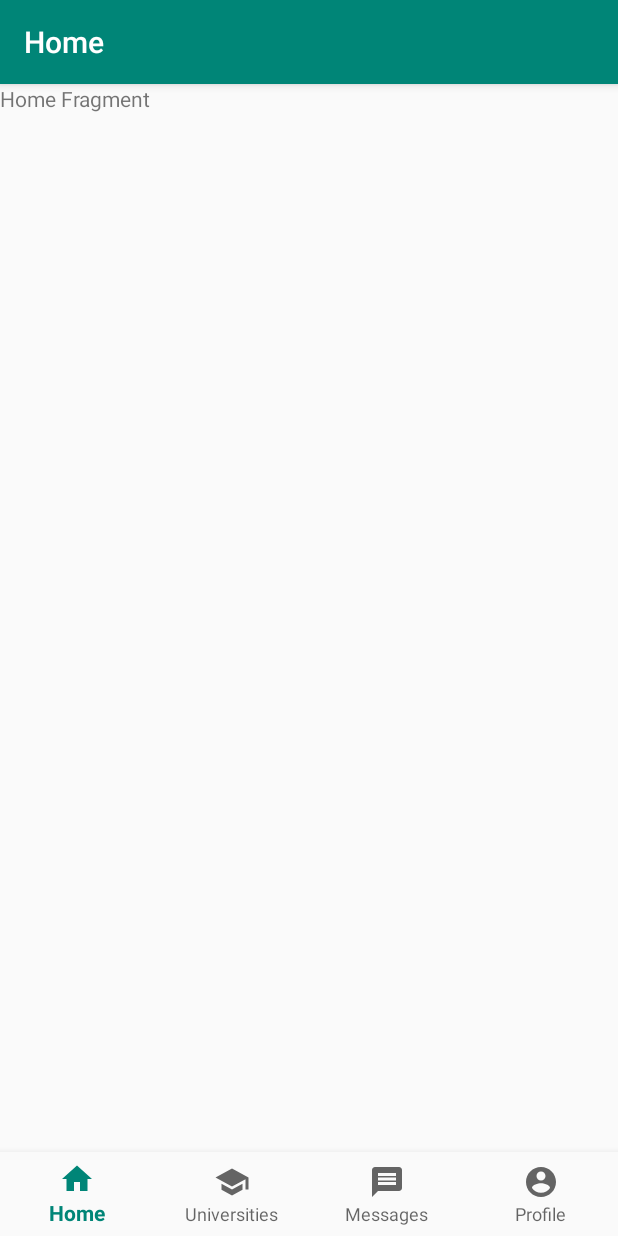
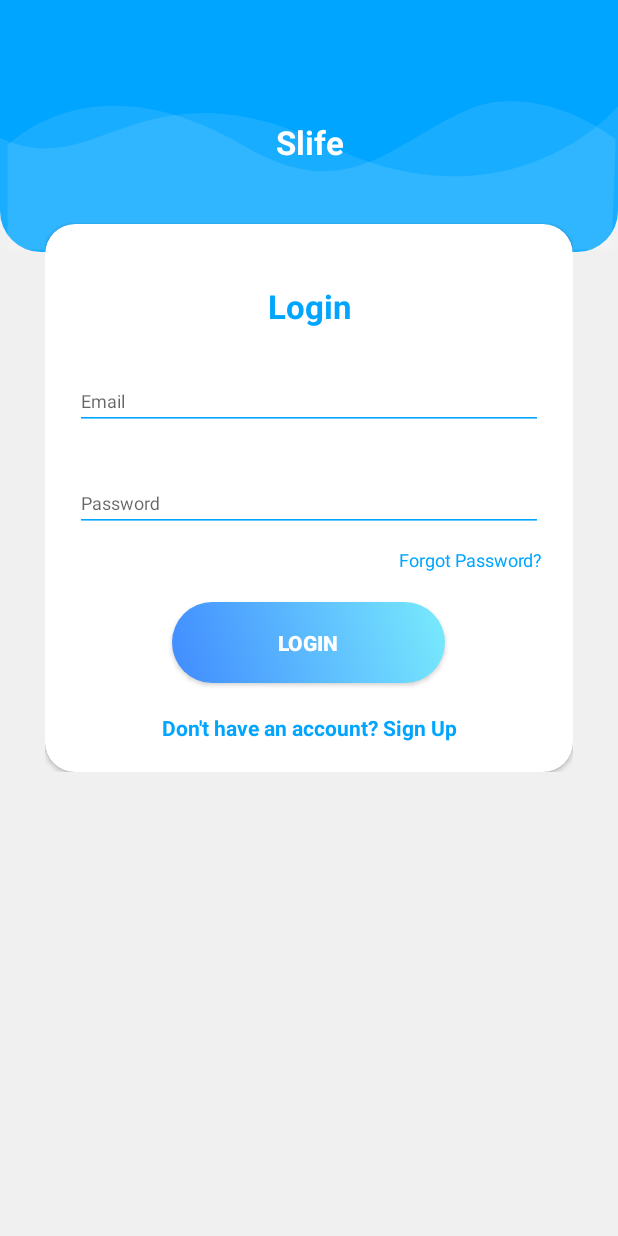
Before and after one commit to nibraaska/Slife, an Android app: the screen it shows after launch (MainActivity before the commit, LoginActivity after it), after a tap on "LOGIN", on a phone screen of 412 x 824 dp. Run offline under Robolectric (Android 15) with nearby library versions, the phone set to English and light mode, and no system bars; our stand-ins replace navigation-ui; 3 other taps on this screen came first.

Commit message:
Finished layouts

```diff
--- a/app/build.gradle
+++ b/app/build.gradle
@@ -29,7 +29,7 @@
     implementation 'androidx.core:core-ktx:1.0.2'
     implementation 'com.google.android.material:material:1.0.0'
     implementation 'androidx.constraintlayout:constraintlayout:1.1.3'
-    implementation 'com.google.firebase:firebase-core:16.0.9'
+    implementation 'com.google.firebase:firebase-core:17.0.0'
     implementation 'androidx.legacy:legacy-support-v4:1.0.0'
     testImplementation 'junit:junit:4.12'
     androidTestImplementation 'androidx.test:runner:1.2.0'
@@ -40,6 +40,8 @@
     implementation 'android.arch.navigation:navigation-fragment:1.0.0'
     implementation 'android.arch.navigation:navigation-ui:1.0.0'
     implementation 'android.arch.navigation:navigation-ui-ktx:1.0.0'
+
+    implementation 'com.android.support:cardview-v7:28.1.0'
 }
 
 apply plugin: 'com.google.gms.google-services'
--- a/app/src/main/AndroidManifest.xml
+++ b/app/src/main/AndroidManifest.xml
@@ -18,6 +18,8 @@
             </intent-filter>
         </activity>
         <activity android:name="com.slife.slife.onboarding.IntroActivity"/>
+        <activity android:name="com.slife.slife.onboarding.RegisterActivity"/>
+        <activity android:name="com.slife.slife.onboarding.LoginActivity"/>
     </application>
 
 </manifest>
--- a/app/src/main/java/com/slife/slife/onboarding/IntroActivity.kt
+++ b/app/src/main/java/com/slife/slife/onboarding/IntroActivity.kt
@@ -1,10 +1,7 @@
 package com.slife.slife.onboarding
 
-import android.content.Context
 import android.content.Intent
 import android.os.Bundle
-import android.os.PersistableBundle
-import android.util.Log
 import android.view.View
 import android.view.Window
 import android.view.WindowManager
@@ -15,12 +12,10 @@
 import androidx.appcompat.app.AppCompatActivity
 import androidx.viewpager.widget.ViewPager
 import com.google.android.material.tabs.TabLayout
-import com.slife.slife.MainActivity
 import com.slife.slife.R
-import java.util.ArrayList
-import kotlin.math.log
+import java.util.*
 
-class IntroActivity: AppCompatActivity() {
+class   IntroActivity: AppCompatActivity() {
 
     private var screenPager: ViewPager? = null
     private lateinit var tabIndicator: TabLayout
@@ -37,16 +32,9 @@
     override fun onCreate(savedInstanceState: Bundle?) {
         super.onCreate(savedInstanceState)
 
-        // Make it full screen
-        requestWindowFeature(Window.FEATURE_NO_TITLE)
-        window.setFlags(
-            WindowManager.LayoutParams.FLAG_FULLSCREEN,
-            WindowManager.LayoutParams.FLAG_FULLSCREEN)
+        setUp()
 
         setContentView(R.layout.activity_intro)
-
-        // Hides action bar
-        supportActionBar!!.hide()
 
         // initializes views
         btnNext = findViewById(R.id.btn_next)
@@ -152,17 +140,15 @@
 
         // login listener
         login.setOnClickListener {
-            val mainActivity = Intent(applicationContext, MainActivity::class.java)
+            val mainActivity = Intent(applicationContext, LoginActivity::class.java)
             startActivity(mainActivity)
-            savePrefsData()
             finish()
         }
 
         // register listener
         register.setOnClickListener {
-            val mainActivity = Intent(applicationContext, MainActivity::class.java)
+            val mainActivity = Intent(applicationContext, RegisterActivity::class.java)
             startActivity(mainActivity)
-            savePrefsData()
             finish()
         }
 
@@ -190,9 +176,14 @@
         first = false
     }
 
-    // Saves so on boarding doesn't happen again
-    private fun savePrefsData() {
-        val pref = applicationContext.getSharedPreferences("myPrefs", Context.MODE_PRIVATE)
-        pref.edit().putBoolean("openedBefore", true).apply()
+    private fun setUp(){
+        // Make it full screen
+        requestWindowFeature(Window.FEATURE_NO_TITLE)
+        window.setFlags(
+            WindowManager.LayoutParams.FLAG_FULLSCREEN,
+            WindowManager.LayoutParams.FLAG_FULLSCREEN)
+
+        // Hides action bar
+        supportActionBar!!.hide()
     }
 }
--- /dev/null
+++ b/app/src/main/java/com/slife/slife/onboarding/LoginActivity.kt
@@ -0,0 +1,53 @@
+package com.slife.slife.onboarding
+
+import android.content.Context
+import android.os.Bundle
+import android.view.View
+import android.view.ViewStub
+import android.view.Window
+import android.view.WindowManager
+import android.widget.Button
+import androidx.appcompat.app.AppCompatActivity
+import com.slife.slife.R
+
+class LoginActivity: AppCompatActivity() {
+
+    private lateinit var Loginbutton: Button
+
+    private lateinit var viewStub: ViewStub
+    private lateinit var inflatedView: View
+
+    override fun onCreate(savedInstanceState: Bundle?) {
+        super.onCreate(savedInstanceState)
+        setUp()
+        setContentView(R.layout.activity_login)
+
+        viewStub = findViewById(R.id.layout_stub)
+        viewStub.layoutResource = R.layout.layout_login
+        inflatedView = viewStub.inflate()
+
+        Loginbutton = inflatedView.findViewById(R.id.cirLoginButton)
+
+        Loginbutton.setOnClickListener {
+            savePrefsData()
+        }
+
+    }
+
+    private fun setUp(){
+        // Make it full screen
+        requestWindowFeature(Window.FEATURE_NO_TITLE)
+        window.setFlags(
+            WindowManager.LayoutParams.FLAG_FULLSCREEN,
+            WindowManager.LayoutParams.FLAG_FULLSCREEN)
+
+        // Hides action bar
+        supportActionBar!!.hide()
+    }
+
+    // Saves so on boarding doesn't happen again
+    private fun savePrefsData() {
+        val pref = applicationContext.getSharedPreferences("myPrefs", Context.MODE_PRIVATE)
+        pref.edit().putBoolean("openedBefore", true).apply()
+    }
+}
--- /dev/null
+++ b/app/src/main/res/drawable-v24/ic_login_bk.xml
@@ -0,0 +1,17 @@
+<vector xmlns:android="http://schemas.android.com/apk/res/android"
+    android:width="425dp"
+    android:height="168dp"
+    android:viewportWidth="425.332"
+    android:viewportHeight="168.0">
+
+    <path
+        android:pathData="M425.33,70.78S352.76,155.62 225.1,96.65 67.19,123.13 0,91.84L0,166.44L425.33,166.44Z"
+        android:fillAlpha="0.1"
+        android:fillColor="#fff"
+        android:strokeAlpha="0.1"/>
+    <path
+        android:pathData="M5.22,97.18s57.02,-59.98 162.55,0c72.29,41.08 101.72,-2.45 155.4,-24.52 24.72,-10.16 64.44,-5.91 100.36,20.21 0.65,1.91 -2.77,75.13 -2.77,75.13L5.22,168Z"
+        android:fillColor="#fff"
+        android:strokeAlpha="0.1"
+        android:fillAlpha="0.1"/>
+</vector>
--- /dev/null
+++ b/app/src/main/res/drawable-v24/login_button_bk.xml
@@ -0,0 +1,17 @@
+<?xml version="1.0" encoding="utf-8"?>
+<shape xmlns:android="http://schemas.android.com/apk/res/android" android:shape="rectangle" >
+    <corners
+        android:radius="27dp"
+        />
+    <gradient
+        android:angle="45"
+        android:centerX="35%"
+        android:startColor="#408bff"
+        android:endColor="#79EBFD"
+        android:type="linear"
+        />
+    <size
+        android:width="182dp"
+        android:height="54dp"
+        />
+</shape>
--- /dev/null
+++ b/app/src/main/res/drawable-v24/login_shape_bk.xml
@@ -0,0 +1,16 @@
+<?xml version="1.0" encoding="utf-8"?>
+<shape xmlns:android="http://schemas.android.com/apk/res/android" android:shape="rectangle" >
+    <corners
+        android:bottomLeftRadius="27dp"
+        android:bottomRightRadius="27dp"
+        android:topLeftRadius="0dp"
+        android:topRightRadius="0dp"
+        />
+    <solid
+        android:color="#00a5ff"
+        />
+    <size
+        android:width="182dp"
+        android:height="54dp"
+        />
+</shape>
--- /dev/null
+++ b/app/src/main/res/layout/activity_login.xml
@@ -0,0 +1,61 @@
+<?xml version="1.0" encoding="utf-8"?>
+<RelativeLayout xmlns:android="http://schemas.android.com/apk/res/android"
+                xmlns:tools="http://schemas.android.com/tools"
+                android:orientation="vertical"
+                style="@style/loginParent"
+                tools:context="com.slife.slife.onboarding.RegisterActivity">
+    <ScrollView
+            style="@style/parent">
+
+        <RelativeLayout
+                style="@style/parent">
+
+            <LinearLayout
+                    android:layout_width="match_parent"
+                    android:layout_height="match_parent"
+                    android:layout_alignParentTop="true"
+                    android:weightSum="12">
+
+                <LinearLayout
+                        style="@style/parent"
+                        android:background="@drawable/login_shape_bk"
+                        android:orientation="vertical"
+                        android:layout_weight="3">
+
+                    <ImageView
+                            style="@style/parent"
+                            android:background="@drawable/ic_login_bk"
+                            android:contentDescription="login background" />
+
+                </LinearLayout>
+
+            </LinearLayout>
+
+            <LinearLayout
+                    android:layout_width="match_parent"
+                    android:layout_height="match_parent"
+                    android:layout_alignParentTop="true"
+                    android:orientation="vertical"
+                    android:layout_marginTop="40dp"
+                    android:layout_marginRight="30dp"
+                    android:layout_marginLeft="30dp">
+
+
+                <TextView
+                        style="@style/headerText"
+                        android:text="@string/app_name"
+                        android:layout_gravity="center"
+                        android:layout_marginBottom="40dp"
+                        android:layout_marginTop="40dp"/>
+
+                <ViewStub
+                        android:id="@+id/layout_stub"
+                        android:layout_width="match_parent"
+                        android:layout_height="match_parent"/>
+
+            </LinearLayout>
+        </RelativeLayout>
+
+    </ScrollView>
+
+</RelativeLayout>
--- /dev/null
+++ b/app/src/main/res/layout/layout_login.xml
@@ -0,0 +1,74 @@
+<?xml version="1.0" encoding="utf-8"?>
+<androidx.cardview.widget.CardView
+    xmlns:android="http://schemas.android.com/apk/res/android"
+    xmlns:app="http://schemas.android.com/apk/res-auto"
+    style="@style/loginCard"
+    app:cardCornerRadius="@dimen/loginCardRadius"
+    android:elevation="5dp"
+    android:layout_gravity="center"
+    android:layout_marginTop="@dimen/loginViewsMargin"
+    android:layout_marginBottom="@dimen/loginViewsMargin"
+    android:background="@color/whiteCardColor">
+
+
+
+    <LinearLayout
+        style="@style/linearParent"
+        android:layout_gravity="center"
+        android:padding="@dimen/loginViewsMargin">
+
+        <TextView
+            style="@style/headerTextPrimary"
+            android:text="Login"
+            android:layout_marginTop="@dimen/loginViewsMargin"/>
+
+        <com.google.android.material.textfield.TextInputLayout
+            android:id="@+id/textInputEmail"
+            style="@style/parent"
+            android:layout_marginTop="@dimen/loginViewsMargin">
+            <EditText
+                android:id="@+id/editTextEmail"
+                style="@style/modifiedEditText"
+                android:inputType="textEmailAddress"
+                android:maxLines="1"
+                android:hint="@string/login_email_hint"/>
+        </com.google.android.material.textfield.TextInputLayout>
+
+        <com.google.android.material.textfield.TextInputLayout
+            android:id="@+id/textInputPassword"
+            style="@style/parent"
+            android:layout_marginTop="@dimen/loginViewsMargin">
+            <EditText
+                android:id="@+id/editTextPassword"
+                style="@style/modifiedEditText"
+                android:hint="@string/login_password_hint"
+                android:maxLines="1"
+                android:inputType="textPassword"/>
+        </com.google.android.material.textfield.TextInputLayout>
+
+        <TextView
+            style="@style/viewParent"
+            android:text="Forgot Password?"
+            android:textColor="@color/primaryTextColor"
+            android:textSize="@dimen/newsMoreTextSize"
+            android:layout_gravity="end"
+            android:layout_marginTop="10dp"/>
+
+        <Button
+            android:id="@+id/cirLoginButton"
+            style="@style/loginButton"
+            android:text="Login"
+            android:layout_gravity="center_horizontal"
+            android:layout_marginTop="@dimen/loginViewsMargin"/>
+
+        <TextView
+            style="@style/parent"
+            android:textAlignment="center"
+            android:textStyle="bold"
+            android:textColor="@color/primaryTextColor"
+            android:text="@string/login_signup_hint"
+            android:layout_marginTop="@dimen/loginViewsMargin"/>
+
+
+    </LinearLayout>
+</androidx.cardview.widget.CardView>
--- a/app/src/main/res/values/colors.xml
+++ b/app/src/main/res/values/colors.xml
@@ -1,8 +1,13 @@
 <?xml version="1.0" encoding="utf-8"?>
 <resources>
-    <color name="colorPrimary">#008577</color>
-    <color name="colorPrimaryDark">#00574B</color>
-    <color name="colorAccent">#4c84ff</color>
+    <color name="colorPrimary">#1F5BF3</color>
+    <color name="colorPrimaryDark">#0947E8</color>
+    <color name="colorAccent">#00A5FF</color>
+
+    <!--colors for modern ui-->
+    <color name="whiteTextColor">#fff</color>
+    <color name="primaryTextColor">#00a5ff</color>
+    <color name="loginBkColor">#f0f0f0</color>
 
     <color name="gradient_start_color">#4c84ff</color>
     <color name="gradient_end_color">#18a3fe</color>
@@ -12,4 +17,5 @@
     <color name="intro_description_color">#656565</color>
 
     <color name="white">#ffffff</color>
+    <color name="whiteCardColor">#fff</color>
 </resources>
--- a/app/src/main/res/values/dimens.xml
+++ b/app/src/main/res/values/dimens.xml
@@ -2,4 +2,12 @@
     <!-- Default screen margins, per the Android Design guidelines. -->
     <dimen name="activity_horizontal_margin">16dp</dimen>
     <dimen name="activity_vertical_margin">16dp</dimen>
+
+    <dimen name="headerTextSize">22sp</dimen>
+    <dimen name="newsMoreTextSize">12sp</dimen>
+    <dimen name="loginCardRadius">20dp</dimen>
+    <dimen name="loginViewsMargin">20dp</dimen>
+
+    <dimen name="signup_text_margin_top">10dp</dimen>
+
 </resources>
--- a/app/src/main/res/values/strings.xml
+++ b/app/src/main/res/values/strings.xml
@@ -12,4 +12,11 @@
     <string name="title_universities">Universities</string>
     <string name="title_messages">Messages</string>
     <string name="title_profile">Profile</string>
+
+
+    <string name="register">REGISTER</string>
+    <string name="login_email_hint">Email</string>
+    <string name="login_password_hint">Password</string>
+    <string name="signup_login_hint">Already have an account? Sign In</string>
+    <string name="login_signup_hint">Don\'t have an account? Sign Up</string>
 </resources>
--- a/app/src/main/res/values/styles.xml
+++ b/app/src/main/res/values/styles.xml
@@ -8,4 +8,56 @@
         <item name="colorAccent">@color/colorAccent</item>
     </style>
 
+
+
+    <style name="AppTheme.NoActionBar">
+        <item name="windowActionBar">false</item>
+        <item name="windowNoTitle">true</item>
+    </style>
+
+    <!--designs for login and register-->
+    <style name="parent">
+        <item name="android:layout_width">match_parent</item>
+        <item name="android:layout_height">wrap_content</item>
+    </style>
+
+    <style name="loginParent" parent="parent">
+        <item name="android:layout_height">match_parent</item>
+        <item name="android:background">@color/loginBkColor</item>
+        <item name="android:focusableInTouchMode">true</item>
+    </style>
+
+    <style name="headerText" parent="parent">
+        <item name="android:textSize">@dimen/headerTextSize</item>
+        <item name="android:textAlignment">center</item>
+        <item name="android:textColor">@color/whiteTextColor</item>
+        <item name="android:textStyle">bold</item>
+    </style>
+
+    <style name="loginCard" parent="parent"></style>
+
+    <style name="linearParent" parent="parent">
+        <item name="android:orientation">vertical</item>
+    </style>
+
+    <style name="headerTextPrimary" parent="headerText">
+        <item name="android:textColor">@color/primaryTextColor</item>
+    </style>
+
+    <style name="modifiedEditText" parent="parent">
+        <item name="android:textSize">@dimen/newsMoreTextSize</item>
+        <item name="android:backgroundTint">@color/primaryTextColor</item>
+    </style>
+
+    <style name="viewParent">
+        <item name="android:layout_width">wrap_content</item>
+        <item name="android:layout_height">wrap_content</item>
+    </style>
+
+    <style name="loginButton" parent="viewParent">
+        <item name="android:background">@drawable/login_button_bk</item>
+        <item name="android:textColor">@color/whiteTextColor</item>
+        <item name="android:textStyle">bold</item>
+    </style>
+
 </resources>
```
Also changed, not shown: app/src/main/java/com/slife/slife/onboarding/RegisterActivity.kt (added, +52 -0 lines), app/src/main/res/drawable/ic_email_black_24dp.xml (added, +9 -0 lines), app/src/main/res/layout/layout_register.xml (added, +68 -0 lines).
